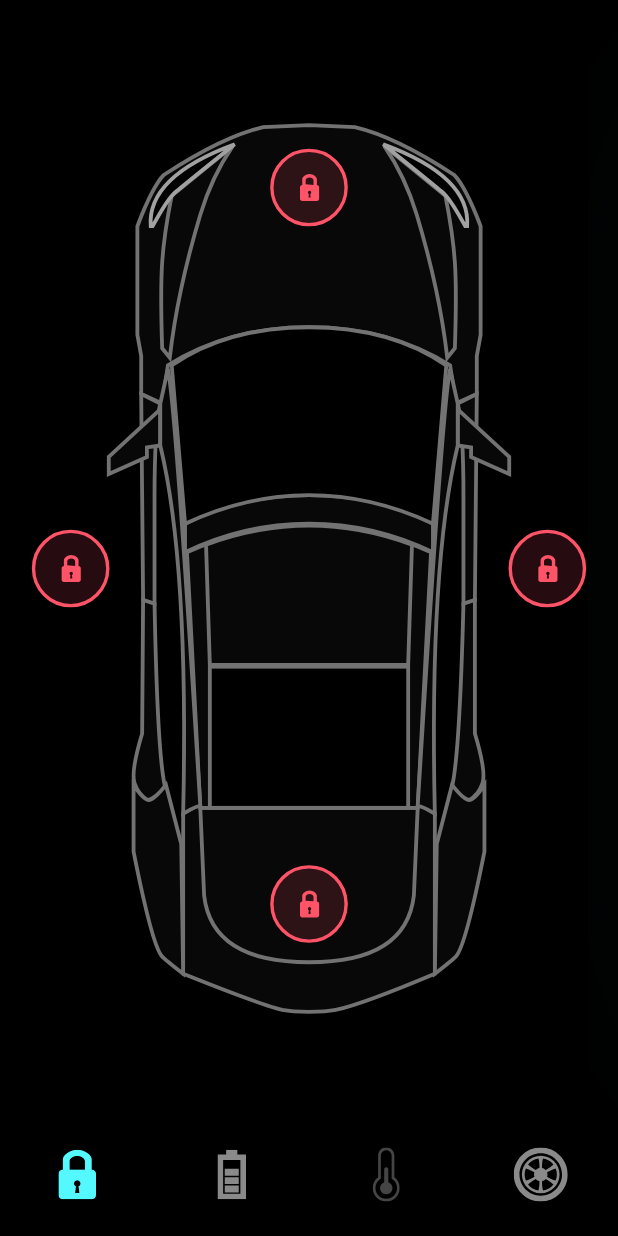
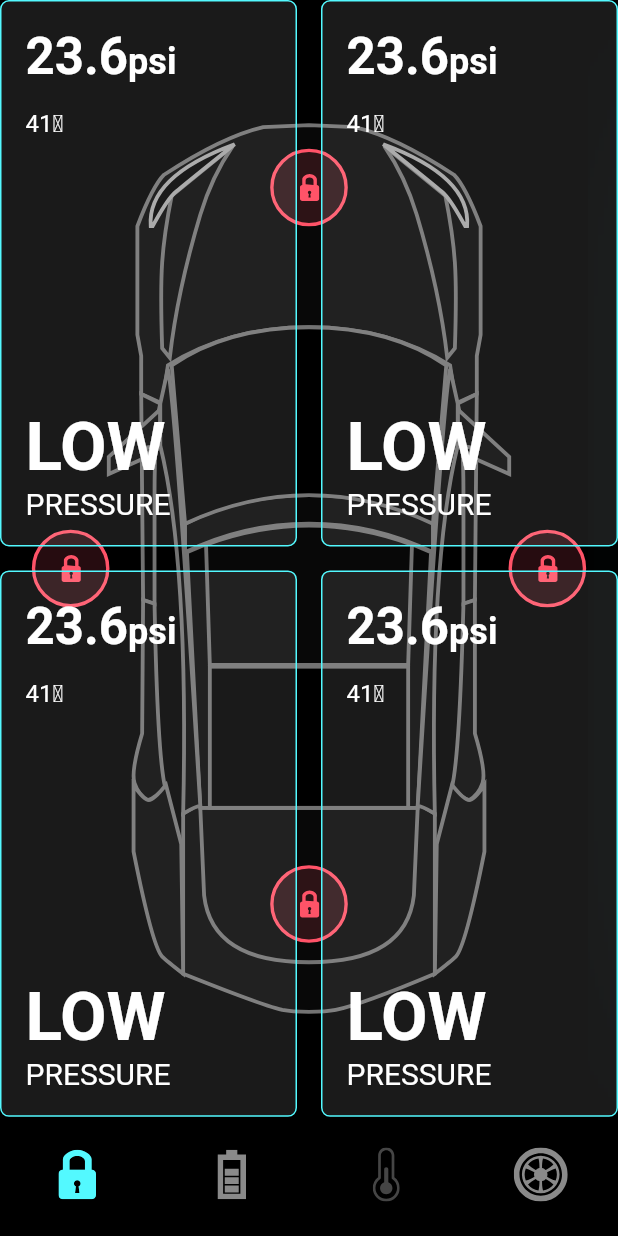
Before and after one commit to ashimMarch/animated_car_flutter, a Flutter app: the screen it shows after launch, on a phone screen of 412 x 824 dp. Run offline on Flutter 3.47's test engine with Material 2 defaults, Android fonts, the light colour scheme and no system bars; our stand-ins replace flutter_svg.

Commit message:
GridView PsiCard Created. but not completed
Before Refactoring GridView child

```diff
--- a/lib/screens/home_screen.dart
+++ b/lib/screens/home_screen.dart
@@ -217,7 +217,55 @@ class _HomeScreenState extends State<HomeScreen> with TickerProviderStateMixin {
                     ),
 
                     //  Tyre section
-                    if(_controller.isShowTyre) ...tyres(constrains)
+                    if(_controller.isShowTyre) ...tyres(constrains),
+                    GridView.builder(
+                      itemCount: 4,
+                      gridDelegate: SliverGridDelegateWithFixedCrossAxisCount(
+                        crossAxisCount: 2,
+                        mainAxisSpacing: defaultPadding,
+                        crossAxisSpacing: defaultPadding,
+                        childAspectRatio: constrains.maxWidth / constrains.maxHeight,
+                      ),
+                      itemBuilder: (context, index) => Container(
+                        padding: const EdgeInsets.all(defaultPadding),
+                        decoration:  BoxDecoration(
+                          color: Colors.white10,
+                          border: Border.all(color: primaryColor),
+                          borderRadius: const BorderRadius.all(Radius.circular(6))
+                        ),
+                        child: Column(
+                          crossAxisAlignment: CrossAxisAlignment.start,
+                          children: [
+                            Text.rich(
+                              TextSpan(
+                                text: '23.6',
+                                style: Theme.of(context).textTheme.headline4!.copyWith(fontWeight: FontWeight.w600,color: Colors.white),
+                                children: const [
+                                  TextSpan(
+                                    text: 'psi',
+                                    style: TextStyle(fontSize: 24)
+                                  )
+                                ]
+                              )
+                            ),
+                            const SizedBox(height: defaultPadding,),
+                            const Text(
+                              '41\u2103',
+                              style: TextStyle(fontSize: 16),
+                            ),
+                            const Spacer(),
+                            Text(
+                              'LOW',
+                              style: Theme.of(context).textTheme.headline3!.copyWith(color: Colors.white,fontWeight: FontWeight.w600),
+                            ),
+                            const Text(
+                              'PRESSURE',
+                              style: TextStyle(fontSize: 20),
+                            ),
+                          ],
+                        ),
+                      ),
+                    ),
                   ],
                 );
               }
```
